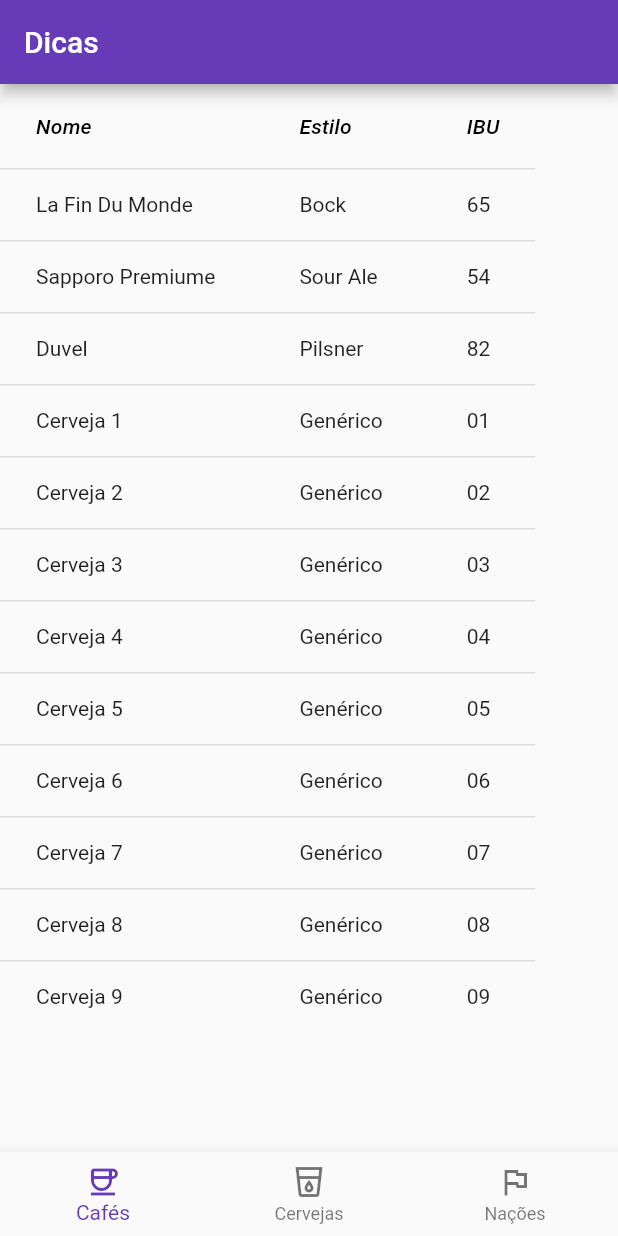
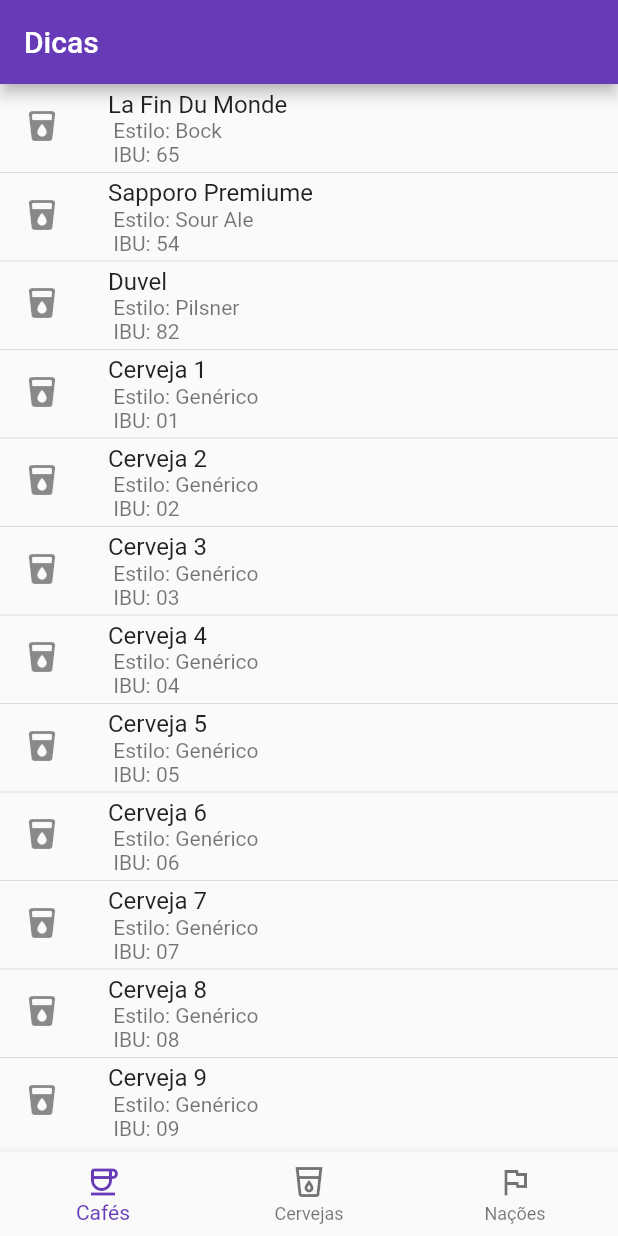
Before and after one commit to GomesLuan/receita4, a Flutter app: the screen it shows after launch, on a phone screen of 412 x 824 dp. Run offline on Flutter 3.47's test engine with Material 2 defaults, Android fonts, the phone set to English and light mode, and no system bars.

Commit message:
Utilização de ListTiles de forma dinâmica

```diff
--- a/questoes2-4/lib/main.dart
+++ b/questoes2-4/lib/main.dart
@@ -62,8 +62,8 @@ var dataObjects = [
     "ibu": "09"
   },
 ];
-var beerColumnNames = ["Nome","Estilo","IBU"];
-
+var beerLabelNames = ["Estilo","IBU"];
+var tileLeading = Icon(Icons.local_drink_rounded);
 
 void main() {
   MyApp app = MyApp();
@@ -82,7 +82,8 @@ class MyApp extends StatelessWidget {
         ),
         body: MytileWidget(
           objects: dataObjects,
-          columnNames: beerColumnNames,
+          labels: beerLabelNames,
+          leadingIcon: tileLeading,
         ),
         bottomNavigationBar: NewNavBar(),
       )
@@ -118,32 +119,31 @@ class NewNavBar extends StatelessWidget {
 
 class MytileWidget extends StatelessWidget {
   final List<Map> objects;
-  final List columnNames;
+  final List<String> labels;
+  final Icon leadingIcon;
 
   MytileWidget( {
     this.objects = const [],
-    this.columnNames = const [],
+    this.labels = const [],
+    this.leadingIcon = const Icon(Icons.more_vert)
   });
 
   @override
   Widget build(BuildContext context) {
-    return SingleChildScrollView(
-      child: DataTable(
-        columns: columnNames.map(
-          (name) => DataColumn(
-            label: Expanded(
-              child: Text(name, style: TextStyle(fontStyle: FontStyle.italic))
+    return ListView(
+      children: ListTile.divideTiles(
+        context: context,
+        tiles: objects.map(
+          (obj) => ListTile(
+            leading: leadingIcon,
+            title: Text('${obj[obj.keys.toList()[0]]}'),
+            subtitle: Text(
+              labels.fold('', (v, e) => '$v $e: ${obj[obj.keys.toList()[labels.indexOf(e)+1]]}\n'),
+              maxLines: labels.length,
             )
           )
-        ).toList(),
-        rows: objects.map(
-          (obj) => DataRow(
-            cells: obj.keys.map(
-              (propName) => DataCell(Text(obj[propName]))
-            ).toList()
-          )
         ).toList()
-      )
+      ).toList()
     );
   }
 }
```
